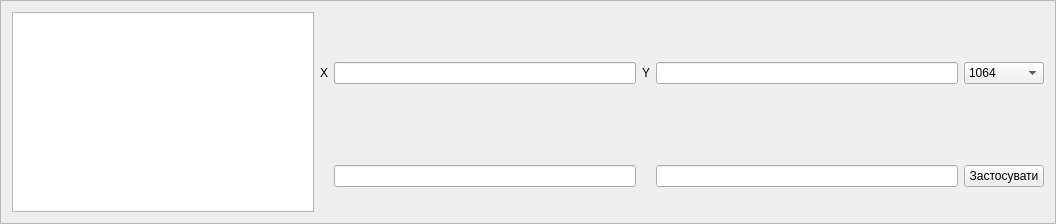
First picture: the form in ui/Filters.ui, repository xkronosua/QTR, before the edit.
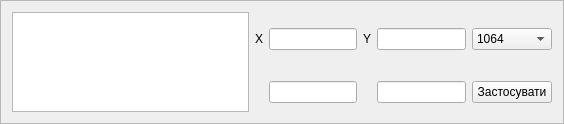
Second picture: the form after the edit.

```diff
--- a/ui/Filters.ui
+++ b/ui/Filters.ui
@@ -6,10 +6,16 @@
    <rect>
     <x>0</x>
     <y>0</y>
-    <width>1056</width>
-    <height>216</height>
+    <width>564</width>
+    <height>116</height>
    </rect>
   </property>
+  <property name="sizePolicy">
+   <sizepolicy hsizetype="Preferred" vsizetype="MinimumExpanding">
+    <horstretch>0</horstretch>
+    <verstretch>0</verstretch>
+   </sizepolicy>
+  </property>
   <property name="windowTitle">
    <string>Frame</string>
   </property>
@@ -99,7 +105,7 @@
      <property name="minimumSize">
       <size>
        <width>0</width>
-       <height>200</height>
+       <height>100</height>
       </size>
      </property>
     </widget>
```
